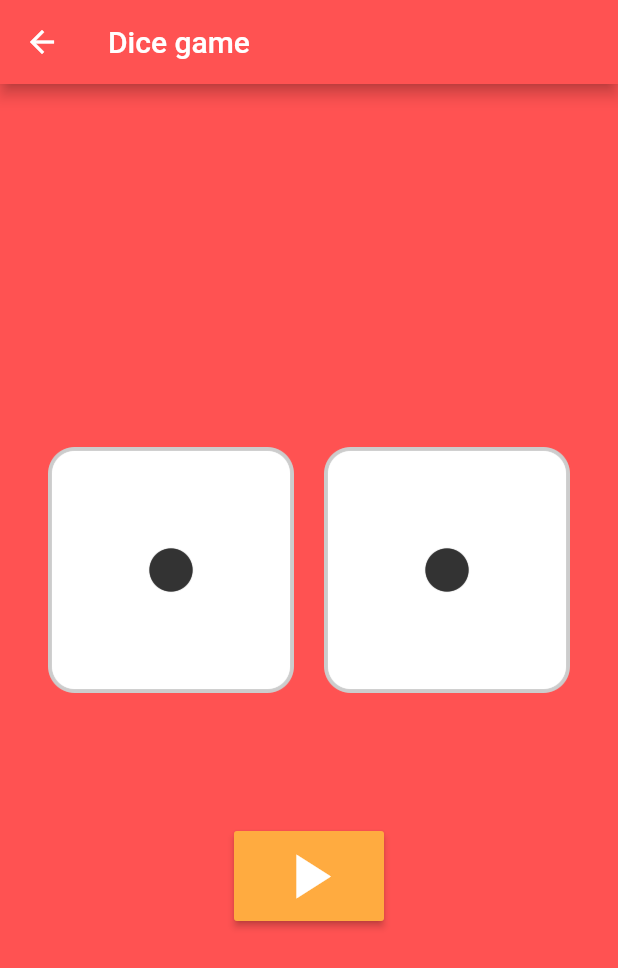
After one commit to aimho23/aimhoflutter, a Flutter app: the Dice screen opened directly, on a phone screen of 412 x 824 dp. The commit adds this screen. Shown: the top 968 px of the screen. Run offline on Flutter 3.47's test engine with Material 2 defaults, Android fonts, the phone set to English and light mode, and no system bars; our stand-ins replace fluttertoast.

Commit message:
gachi gapsida

```diff
--- /dev/null
+++ b/lib/diceproject/lib/dice.dart
@@ -0,0 +1,71 @@
+import 'package:flutter/material.dart';
+import 'dart:math';
+import 'package:fluttertoast/fluttertoast.dart';
+
+class Dice extends StatefulWidget {
+  @override
+  _DiceState createState() => _DiceState();
+}
+
+class _DiceState extends State<Dice> {
+  int leftDice = 1;
+  int rightDice = 1;
+  @override
+  Widget build(BuildContext context) {
+    return Scaffold(
+      backgroundColor: Colors.redAccent,
+      appBar: AppBar(
+        backgroundColor: Colors.redAccent,
+        title: Text('Dice game'),
+      ),
+      body: Center(
+        child: Column(
+          mainAxisAlignment: MainAxisAlignment.center,
+          children: <Widget>[
+            Padding(
+              padding: EdgeInsets.all(32.0),
+              child: Row(
+                mainAxisAlignment: MainAxisAlignment.center,
+                children: <Widget>[
+                  Expanded(child: Image.asset('image/dice$leftDice.png')),
+                  SizedBox(
+                    width: 20.0,
+                  ),
+                  Expanded(child: Image.asset('image/dice$rightDice.png')),
+                ],
+              ),
+            ),
+            SizedBox(
+              height: 60.0,
+            ),
+            ButtonTheme(
+              minWidth: 100.0,
+              height: 60.0,
+              child: RaisedButton(
+                  child: Icon(
+                    Icons.play_arrow,
+                    color: Colors.white,
+                    size: 50.0,
+                  ),
+                  color: Colors.orangeAccent,
+                  onPressed: () {
+                    setState(() {
+                      leftDice = Random().nextInt(6) + 1;
+                      rightDice = Random().nextInt(6) + 1;
+                    });
+                  }),
+            ),
+          ],
+        ),
+      ),
+    );
+  }
+}
+
+void showToast(String message) {
+  Fluttertoast.showToast(
+      msg: message,
+      backgroundColor: Colors.white,
+      toastLength: Toast.LENGTH_SHORT,
+      gravity: ToastGravity.BOTTOM);
+}
--- a/lib/diceproject/pubspec.yaml
+++ b/lib/diceproject/pubspec.yaml
@@ -27,7 +27,7 @@ dependencies:
 dev_dependencies:
   flutter_test:
     sdk: flutter
-
+  fluttertoast: ^3.1.3
 
 # For information on the generic Dart part of this file, see the
 # following page: https://dart.dev/tools/pub/pubspec
```
Also changed, not shown: lib/diceproject/lib/main.dart (+67 -3 lines), lib/diceproject/pubspec.lock.
